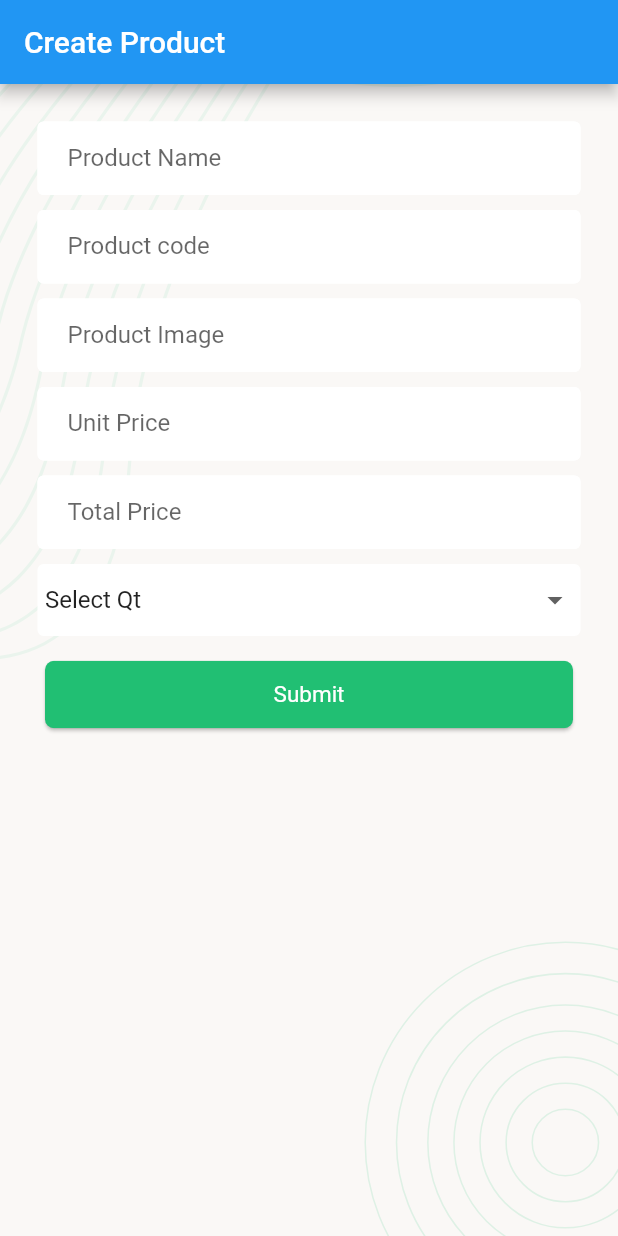
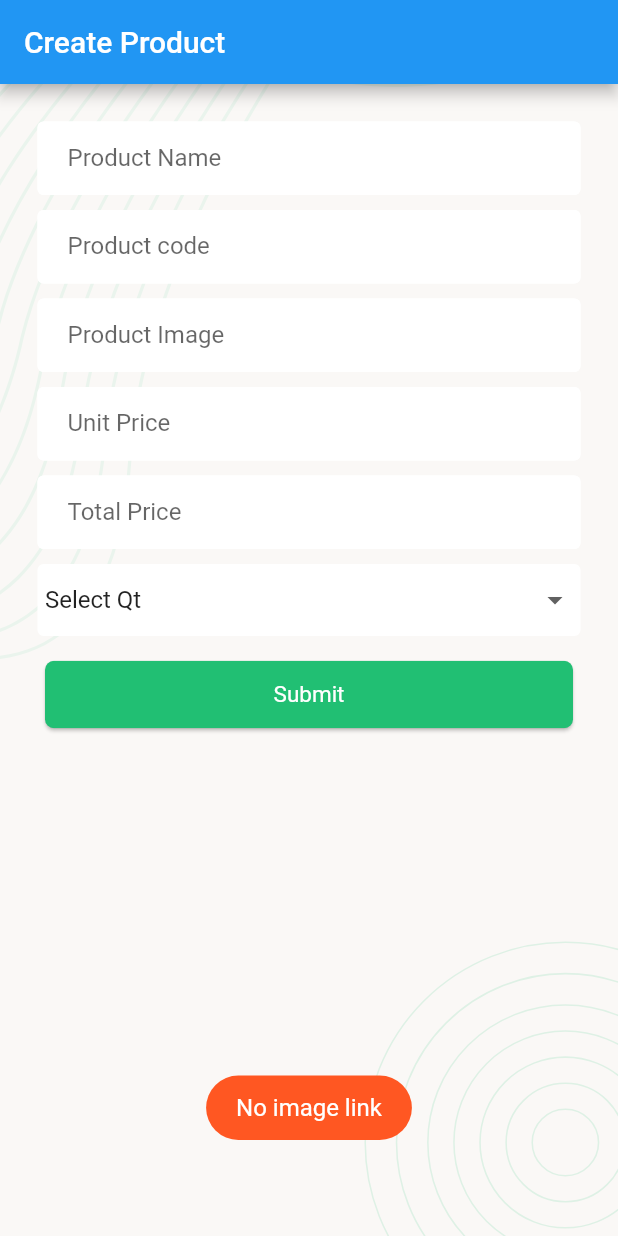
Before and after one commit to Nahin-CDR/flutter_crud_app, a Flutter app: the screen it shows after launch, after a tap on "Submit", on a phone screen of 412 x 824 dp. Run offline on Flutter 3.47's test engine with Material 2 defaults, Android fonts, the phone set to English and light mode, and no system bars; our stand-ins replace flutter_svg, fluttertoast.

```diff
--- a/lib/screens/productCreateScreen.dart
+++ b/lib/screens/productCreateScreen.dart
@@ -1,8 +1,8 @@
-
 import 'package:crud_app/style/style.dart';
+import 'package:crud_app/utility/utility.dart';
 import 'package:flutter/material.dart';
 
-import '../widgets/dropdown.dart';
+import '../restApi/rest_client.dart';
 
 class ProductCreateScreen extends StatefulWidget {
   const ProductCreateScreen({super.key});
@@ -20,12 +20,61 @@ class _ProductCreateScreenState extends State<ProductCreateScreen> {
     '4 pcs',
     '5 pcs'
   ];
-  Map<String,String> formValues={"Img":"", "ProductCode":"", "ProductName":"", "Qty":"", "TotalPrice":"", "UnitPrice":""};
-
-  void inputOnChange(mapKey, textValue){
+  Map<String,String> formValues={
+    "Img":"",
+    "ProductCode":"",
+    "ProductName":"",
+    "Qty":"",
+    "TotalPrice":"",
+    "UnitPrice":""
+  };
+  bool loading = false;
+  void inputOnChange({required String mapKey, required String textValue}){
     setState(() {
       formValues.update(mapKey, (value) => textValue);
     });
+  }
+  Future<void> formOnSubmit()async{
+    if(formValues['Img']!.isEmpty){
+      Utility.showToast(
+          message: "No image link",
+          backGroundColor: Colors.deepOrange
+      );
+    }else if(formValues['ProductCode']!.isEmpty){
+      Utility.showToast(
+          message: "ProductCode required",
+          backGroundColor: Colors.deepOrange
+      );
+    }else if(formValues['ProductName']!.isEmpty){
+      Utility.showToast(
+          message: "ProductName required",
+          backGroundColor: Colors.deepOrange
+      );
+    }else if(formValues['Qty']!.isEmpty){
+      Utility.showToast(
+          message: "Quantity required",
+          backGroundColor: Colors.deepOrange
+      );
+    }else if(formValues['TotalPrice']!.isEmpty){
+      Utility.showToast(
+          message: "TotalPrice required",
+          backGroundColor: Colors.deepOrange
+      );
+    }else if(formValues['UnitPrice']!.isEmpty){
+      Utility.showToast(
+          message: "Unit Price required",
+          backGroundColor: Colors.deepOrange
+      );
+    }else{
+      // data post
+      setState(() {
+        loading = true;
+      });
+      await productCreateRequest(formValues:formValues);
+      setState(() {
+        loading = false;
+      });
+    }
   }
   @override
   Widget build(BuildContext context) {
@@ -38,63 +87,47 @@ class _ProductCreateScreenState extends State<ProductCreateScreen> {
           screenBackground(context: context),
           Container(
             padding: const EdgeInsets.all(5.0),
-            child: SingleChildScrollView(
+            child: loading?const Center(
+              child: CircularProgressIndicator(),
+            ):SingleChildScrollView(
               padding: const EdgeInsets.all(20.0),
               child: Column(
                 children: [
                   TextFormField(
                     onChanged: (value){
-
+                      inputOnChange(mapKey: "ProductName", textValue: value);
                     },
                     decoration: appInputDecoration(labelTxt:'Product Name'),
                   ),
                   const SizedBox(height: 10),
                   TextFormField(
                     onChanged: (value){
-
+                      inputOnChange(mapKey: "ProductCode", textValue: value);
                     },
                     decoration: appInputDecoration(labelTxt:'Product code'),
                   ),
                   const SizedBox(height: 10),
                   TextFormField(
                     onChanged: (value){
-
+                      inputOnChange(mapKey: "Img", textValue: value);
                     },
                     decoration: appInputDecoration(labelTxt:'Product Image'),
                   ),
                   const SizedBox(height: 10),
                   TextFormField(
                     onChanged: (value){
-                      //
+                      inputOnChange(mapKey: "UnitPrice", textValue: value);
                     },
                     decoration: appInputDecoration(labelTxt:'Unit Price'),
                   ),
                   const SizedBox(height: 10),
                   TextFormField(
                     onChanged: (value){
-
+                      inputOnChange(mapKey: "TotalPrice", textValue: value);
                     },
                     decoration: appInputDecoration(labelTxt:'Total Price'),
                   ),
-                  // appDropDownStyle(
-                  //     DropdownButton(
-                  //       hint: const Text('Select qt'),
-                  //       value: selected,
-                  //       items: dropDownOptions.map<DropdownMenuItem<String>>((String value) {
-                  //         return DropdownMenuItem<String>(
-                  //           value: value,
-                  //           child: Text(value),
-                  //         );
-                  //       }).toList(),
-                  //       onChanged:(value){
-                  //          setState(() {
-                  //            selected = value!;
-                  //          });
-                  //       },
-                  //       underline: Container(),
-                  //       isExpanded: true,
-                  //     )
-                  // ),
+
                   const SizedBox(height: 10),
                   appDropDownStyle(
                       DropdownButton(
@@ -107,7 +140,7 @@ class _ProductCreateScreenState extends State<ProductCreateScreen> {
                           DropdownMenuItem(value: '4 pcs',child: Text('4 pcs'),),
                         ],
                         onChanged: (textValue){
-                          inputOnChange("Qty",textValue);
+                          inputOnChange(mapKey: "Qty", textValue: textValue.toString());
                         },
                         underline: Container(),
                         isExpanded: true,
@@ -119,7 +152,7 @@ class _ProductCreateScreenState extends State<ProductCreateScreen> {
                     child: ElevatedButton(
                         style: appButtonStyle(),
                         onPressed: (){
-
+                          formOnSubmit();
                         },
                         child: successButton(
                             buttonText:'Submit'
--- a/lib/utility/utility.dart
+++ b/lib/utility/utility.dart
@@ -0,0 +1,16 @@
+import 'package:fluttertoast/fluttertoast.dart';
+import 'package:flutter/material.dart';
+class Utility{
+  static void showToast({required String message,required Color backGroundColor}){
+    Fluttertoast.showToast(
+        msg: message,
+        toastLength: Toast.LENGTH_SHORT,
+        gravity: ToastGravity.BOTTOM,
+        timeInSecForIosWeb: 1,
+        backgroundColor: backGroundColor,
+        textColor: Colors.white,
+        fontSize: 16.0
+    );
+  }
+
+}
--- a/pubspec.yaml
+++ b/pubspec.yaml
@@ -37,6 +37,7 @@ dependencies:
   cupertino_icons: ^1.0.2
   http: ^1.1.0
   flutter_svg: ^2.0.7
+  fluttertoast: ^8.2.2
 
 dev_dependencies:
   flutter_test:
```
Also changed, not shown: lib/restApi/rest_client.dart (+32 -0 lines), pubspec.lock. Lines whose indentation alone changed are shown as unchanged.
